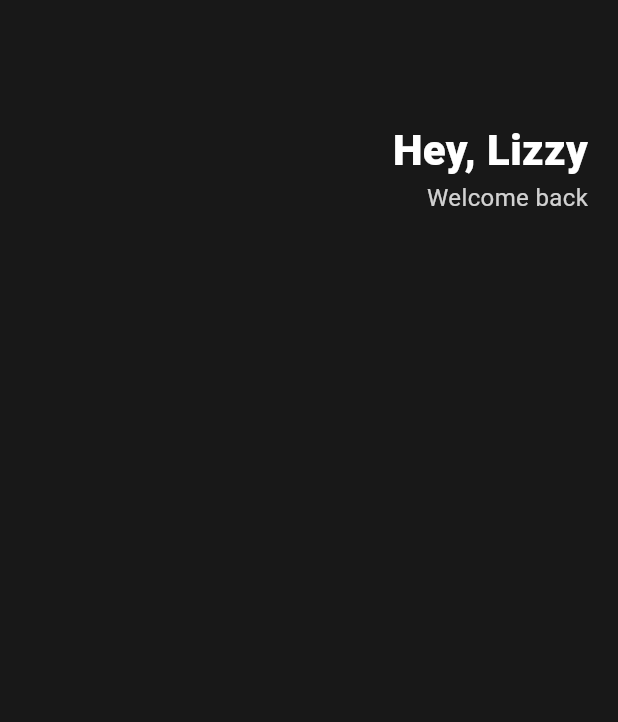
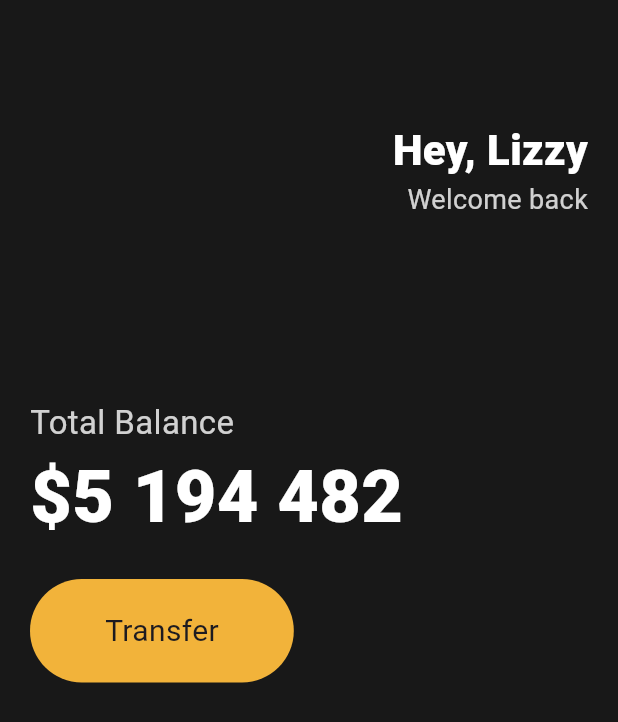
Before and after one commit to ChoJinmok/toonflix, a Flutter app: the screen it shows after launch, on a phone screen of 412 x 824 dp. Shown: the top 722 px of the screen. Run offline on Flutter 3.47's test engine with Material 3 defaults, Android fonts, the phone set to English and light mode, and no system bars.

Commit message:
Flutter에서 UI 구성-버튼

```diff
--- a/lib/main.dart
+++ b/lib/main.dart
@@ -1,10 +1,13 @@
 import 'package:flutter/material.dart';
+import 'package:intl/intl.dart';
 
 void main() {
   runApp(App());
 }
 
 class App extends StatelessWidget {
+  final String name = 'Lizzy';
+  final double balance = 5194482;
   @override
   Widget build(BuildContext context) {
     return MaterialApp(
@@ -13,6 +16,7 @@ class App extends StatelessWidget {
         body: Padding(
           padding: EdgeInsets.symmetric(horizontal: 20),
           child: Column(
+            crossAxisAlignment: CrossAxisAlignment.start,
             children: [
               SizedBox(
                 height: 80,
@@ -35,10 +39,53 @@ class App extends StatelessWidget {
                         'Welcome back',
                         style: TextStyle(
                           color: Colors.white.withAlpha((255 * 0.8).round()),
-                          fontSize: 16,
+                          fontSize: 18,
                         ),
                       ),
                     ],
+                  ),
+                ],
+              ),
+              SizedBox(
+                height: 120,
+              ),
+              Text(
+                'Total Balance',
+                style: TextStyle(
+                    color: Colors.white.withAlpha((255 * 0.8).round()),
+                    fontSize: 22),
+              ),
+              Text(
+                '\$${NumberFormat('#,###').format(balance).replaceAll(',', ' ')}',
+                style: TextStyle(
+                  color: Colors.white,
+                  fontSize: 48,
+                  fontWeight: FontWeight.w800,
+                ),
+              ),
+              SizedBox(
+                height: 20,
+              ),
+              Row(
+                children: [
+                  // Container는 html의 div와 같은 (단순한 Box)역할을 한다.
+                  Container(
+                    decoration: BoxDecoration(
+                      color: Color(0xFFF2B33A),
+                      borderRadius: BorderRadius.circular(45),
+                    ),
+                    child: Padding(
+                      padding: EdgeInsets.symmetric(
+                        vertical: 20,
+                        horizontal: 50,
+                      ),
+                      child: Text(
+                        'Transfer',
+                        style: TextStyle(
+                          fontSize: 20,
+                        ),
+                      ),
+                    ),
                   ),
                 ],
               ),
--- a/pubspec.yaml
+++ b/pubspec.yaml
@@ -2,7 +2,7 @@ name: toonflix
 description: "A new Flutter project."
 # The following line prevents the package from being accidentally published to
 # pub.dev using `flutter pub publish`. This is preferred for private packages.
-publish_to: 'none' # Remove this line if you wish to publish to pub.dev
+publish_to: "none" # Remove this line if you wish to publish to pub.dev
 
 # The following defines the version and build number for your application.
 # A version number is three numbers separated by dots, like 1.2.43
@@ -35,6 +35,8 @@ dependencies:
   # Use with the CupertinoIcons class for iOS style icons.
   cupertino_icons: ^1.0.8
 
+  intl: ^0.19.0
+
 dev_dependencies:
   flutter_test:
     sdk: flutter
@@ -51,7 +53,6 @@ dev_dependencies:
 
 # The following section is specific to Flutter packages.
 flutter:
-
   # The following line ensures that the Material Icons font is
   # included with your application, so that you can use the icons in
   # the material Icons class.
```
Also changed, not shown: pubspec.lock.
